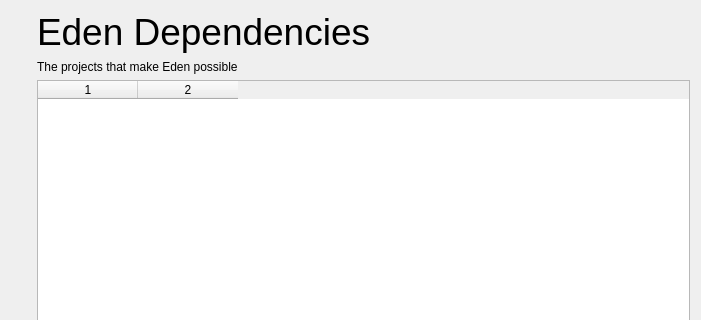
Old version of the form src/suyu/deps_dialog.ui in the repository Valdrrak/suyu-v0.0.4; both pictures show x 0 to 701 and y 0 to 320 of the 701 by 500 pixel window.
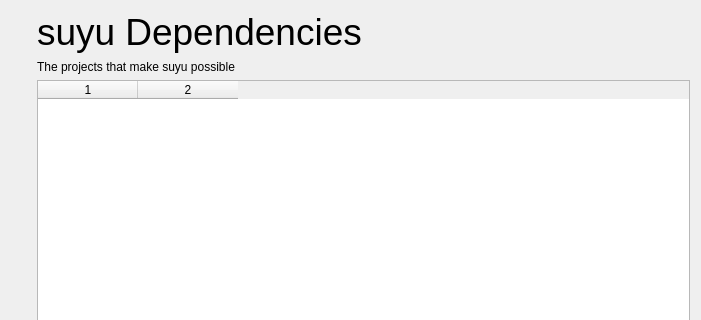
New version of the form. Icons and pictures are not drawn.

Commit message:
rebrand: fix Eden strings in UI files, gpu_logging, ryujinx_dialog, host_room
Rename GetEdenCommand→GetSuyuCommand, fromEden→fromSuyu slot, fix UI
button names and visible text in deps_dialog, ryujinx_dialog, external
decryption tool, host_room multiplayer, and GPU logging header.

Patch:
```diff
--- a/src/suyu/deps_dialog.ui
+++ b/src/suyu/deps_dialog.ui
@@ -69,7 +69,7 @@
           </sizepolicy>
          </property>
          <property name="text">
-          <string>&lt;html&gt;&lt;head/&gt;&lt;body&gt;&lt;p&gt;&lt;span style=&quot; font-size:28pt;&quot;&gt;Eden Dependencies&lt;/span&gt;&lt;/p&gt;&lt;/body&gt;&lt;/html&gt;</string>
+          <string>&lt;html&gt;&lt;head/&gt;&lt;body&gt;&lt;p&gt;&lt;span style=&quot; font-size:28pt;&quot;&gt;suyu Dependencies&lt;/span&gt;&lt;/p&gt;&lt;/body&gt;&lt;/html&gt;</string>
          </property>
         </widget>
        </item>
@@ -82,7 +82,7 @@
           </sizepolicy>
          </property>
          <property name="text">
-          <string>&lt;html&gt;&lt;head/&gt;&lt;body&gt;&lt;p&gt;The projects that make Eden possible&lt;/p&gt;&lt;/body&gt;&lt;/html&gt;</string>
+          <string>&lt;html&gt;&lt;head/&gt;&lt;body&gt;&lt;p&gt;The projects that make suyu possible&lt;/p&gt;&lt;/body&gt;&lt;/html&gt;</string>
          </property>
         </widget>
        </item>
```
Left out of the diff: 2 changed lines with no effect on the pictures. The commit also changes 9 other files.
